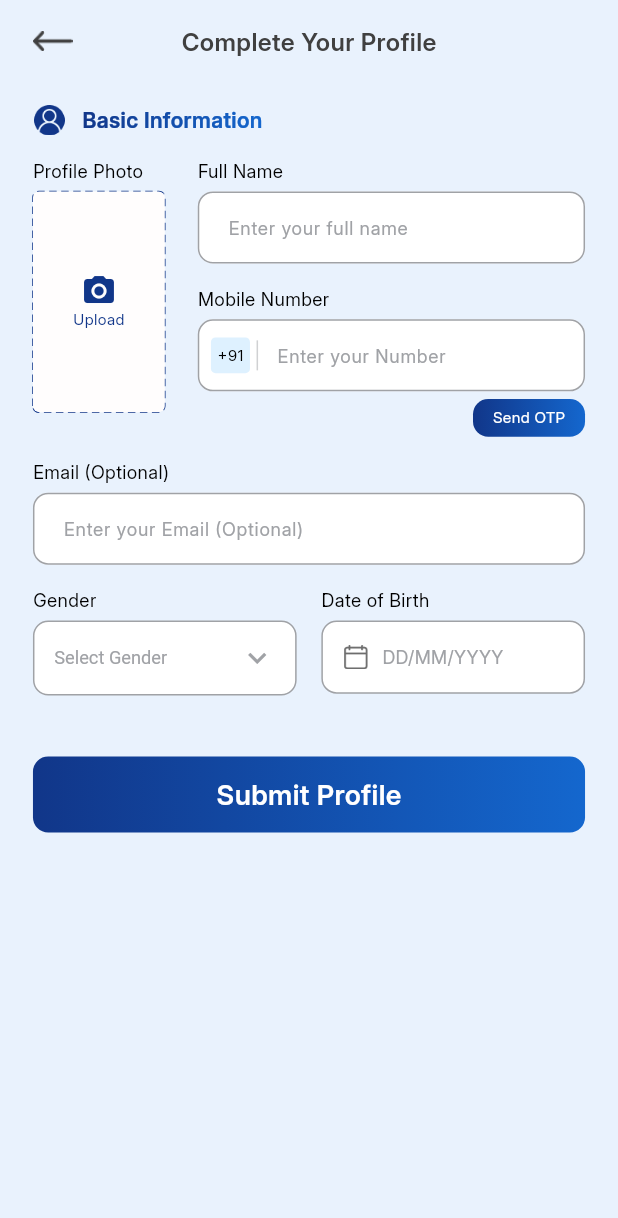
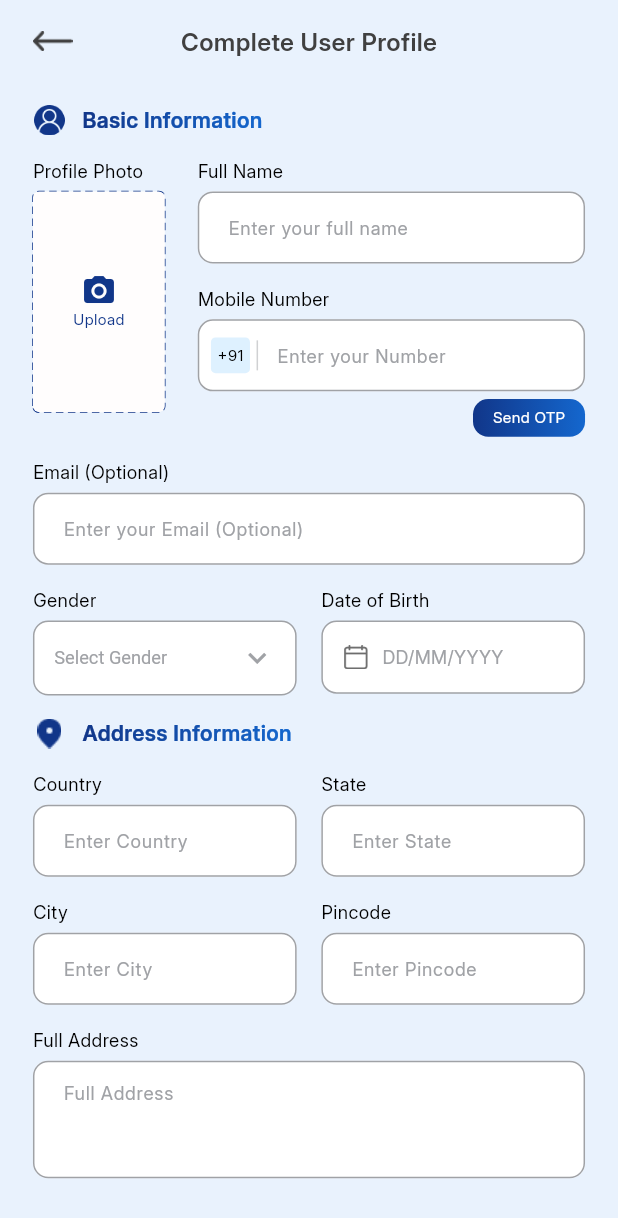
Before and after one commit to PindoliaRajshree/urban-services, a Flutter app: the UserCompleteProfileScreen screen opened by its route, on a phone screen of 412 x 824 dp. Shown: the top 1218 px of the screen. Run offline on Flutter 3.47's test engine with Material 3 defaults, Android fonts, the phone set to English and light mode, and no system bars; drawn by our look-alikes of showcaseview; our stand-ins replace awesome_snackbar_content, dio, firebase_core, firebase_crashlytics, flutter_riverpod, flutter_screenutil and 9 more; missing offline and left inert: google_maps_flutter_android, google_maps_flutter_platform_interface, google_mlkit_text_recognition; accounts and stored records are empty; network calls fail.

Commit message:
feat: Enhance user profile completion form with address fields and validation

```diff
--- a/lib/core/colors/colors.dart
+++ b/lib/core/colors/colors.dart
@@ -36,14 +36,12 @@ class AppColors {
   static const Color cardWhite = Color.fromRGBO(252, 253, 255, 1);
   static const Color lightSuccess = Color.fromRGBO(212, 255, 187, 1);
 
-  // Solid toast/snackbar colors — sampled directly from the reference
-  // design (the green "success" toast) and hue-rotated at the same
-  // saturation/lightness for the other toast types, so all four read as
-  // one consistent family.
-  static const Color toastSuccess = Color.fromRGBO(72, 174, 108, 1);
-  static const Color toastDanger = Color.fromRGBO(174, 77, 72, 1);
+  // Solid toast/snackbar colors — success, danger and info are sampled from
+  // the reference alert design; warning isn't in it and keeps its old tone.
+  static const Color toastSuccess = Color.fromRGBO(68, 204, 85, 1);
+  static const Color toastDanger = Color.fromRGBO(248, 92, 92, 1);
   static const Color toastWarning = Color.fromRGBO(174, 137, 72, 1);
-  static const Color toastInfo = Color.fromRGBO(72, 132, 174, 1);
+  static const Color toastInfo = Color.fromRGBO(64, 150, 255, 1);
   static const Color successGreen = Color.fromRGBO(1, 128, 20, 1);
   static const Color uploadBg = Color.fromRGBO(255, 253, 253, 1);
   static const Color darkBlueText = Color.fromRGBO(31, 41, 55, 1);
--- a/lib/features/home/complete_profile/user_complete_profile_screen.dart
+++ b/lib/features/home/complete_profile/user_complete_profile_screen.dart
@@ -1,8 +1,9 @@
 // File: lib/features/home/complete_profile/user_complete_profile_screen.dart
 // Purpose: Single-section form for a regular user to complete their basic
-// profile details (photo, name, mobile, email, gender, DOB).
+// profile details (photo, name, mobile, email, gender, DOB) and address.
 
 import 'package:flutter/material.dart';
+import 'package:flutter/services.dart';
 import 'package:flutter_riverpod/flutter_riverpod.dart';
 import 'package:image_picker/image_picker.dart';
 import 'package:urban_services/core/utils/input_formatters.dart';
@@ -34,6 +35,11 @@ class _UserCompleteProfileScreenState
   final _fullNameController = TextEditingController();
   final _mobileController = TextEditingController();
   final _emailController = TextEditingController();
+  final _countryController = TextEditingController();
+  final _stateController = TextEditingController();
+  final _cityController = TextEditingController();
+  final _pincodeController = TextEditingController();
+  final _fullAddressController = TextEditingController();
   final _formKey = GlobalKey<FormState>();
 
   UserCompleteProfileNotifier get _notifier =>
@@ -53,6 +59,11 @@ class _UserCompleteProfileScreenState
     _fullNameController.dispose();
     _mobileController.dispose();
     _emailController.dispose();
+    _countryController.dispose();
+    _stateController.dispose();
+    _cityController.dispose();
+    _pincodeController.dispose();
+    _fullAddressController.dispose();
     super.dispose();
   }
 
@@ -87,7 +98,7 @@ class _UserCompleteProfileScreenState
                   horizontal: AppDimensions.padding20w,
                 ),
                 child: const CommonAppBar(
-                  title: 'Complete Your Profile',
+                  title: 'Complete User Profile',
                   showMoreIcon: false,
                 ),
               ),
@@ -103,6 +114,11 @@ class _UserCompleteProfileScreenState
                         title: 'Basic Information',
                       ),
                       _buildBasicInfoSection(state),
+                      const IconHeader(
+                        icon: AppImages.location,
+                        title: 'Address Information',
+                      ),
+                      _buildAddressSection(),
                       SizedBox(height: AppDimensions.padding40h),
                       PrimaryButton(
                         text: "Submit Profile",
@@ -408,6 +424,71 @@ class _UserCompleteProfileScreenState
     );
   }
 
+  Widget _buildAddressSection() {
+    return Column(
+      children: [
+        Row(
+          crossAxisAlignment: CrossAxisAlignment.start,
+          children: [
+            Expanded(
+              child: AddressFormField(
+                label: "Country",
+                hintText: "Enter Country",
+                controller: _countryController,
+                validator: _notifier.validateRequired,
+              ),
+            ),
+            SizedBox(width: AppDimensions.padding15w),
+            Expanded(
+              child: AddressFormField(
+                label: "State",
+                hintText: "Enter State",
+                controller: _stateController,
+                validator: _notifier.validateRequired,
+              ),
+            ),
+          ],
+        ),
+        SizedBox(height: AppDimensions.padding15h),
+        Row(
+          crossAxisAlignment: CrossAxisAlignment.start,
+          children: [
+            Expanded(
+              child: AddressFormField(
+                label: "City",
+                hintText: "Enter City",
+                controller: _cityController,
+                validator: _notifier.validateRequired,
+              ),
+            ),
+            SizedBox(width: AppDimensions.padding15w),
+            Expanded(
+              child: AddressFormField(
+                label: "Pincode",
+                hintText: "Enter Pincode",
+                controller: _pincodeController,
+                keyboardType: TextInputType.number,
+                inputFormatters: [
+                  FilteringTextInputFormatter.digitsOnly,
+                  LengthLimitingTextInputFormatter(6),
+                ],
+                validator: _notifier.validatePincode,
+              ),
+            ),
+          ],
+        ),
+        SizedBox(height: AppDimensions.padding15h),
+        AddressFormField(
+          label: "Full Address",
+          hintText: "Full Address",
+          controller: _fullAddressController,
+          maxLines: 3,
+          validator: _notifier.validateRequired,
+        ),
+      ],
+    );
+  }
+
   Widget _buildInlineError(String error) {
     return Padding(
       padding: EdgeInsets.only(
```
Also changed, not shown: lib/features/home/complete_profile/user_complete_profile_provider.dart (+10 -1 lines), lib/features/home_provider/provider_home_screen.dart (+26 -21 lines), lib/widgets/custom_snackbar.dart (+7 -19 lines), assets/icons/ads.webp.
